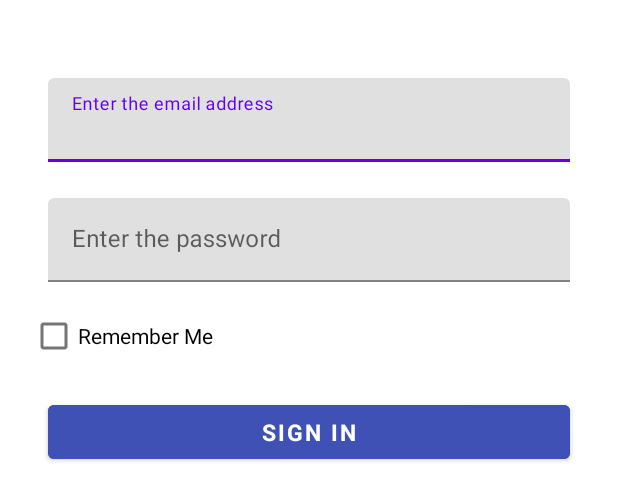
After one commit to ArbeenaKhanum/CovidTrackerApp, an Android app: the layout activity_log_in.xml on its own in the app's theme, with its tools: preview values and no code run, on a phone screen of 412 x 824 dp. The commit adds this screen. Shown: the top 501 px of the screen. Run offline under Robolectric (Android 15) with nearby library versions, the phone set to English and light mode, and no system bars.

Commit message:
Login activity using shared preferences added

```diff
--- a/CovidTracker/app/src/main/res/layout/activity_exit.xml
+++ b/CovidTracker/app/src/main/res/layout/activity_exit.xml
@@ -4,6 +4,7 @@
     xmlns:tools="http://schemas.android.com/tools"
     android:layout_width="match_parent"
     android:layout_height="match_parent"
+    android:background="#B2E8EF"
     android:gravity="center"
     android:orientation="vertical"
     tools:context=".activities.ExitActivity">
--- /dev/null
+++ b/CovidTracker/app/src/main/res/layout/activity_log_in.xml
@@ -0,0 +1,91 @@
+<LinearLayout xmlns:android="http://schemas.android.com/apk/res/android"
+    xmlns:tools="http://schemas.android.com/tools"
+    android:layout_width="match_parent"
+    android:layout_height="match_parent"
+    android:gravity="center"
+    android:orientation="vertical"
+    tools:context=".activities.LogInActivity">
+
+    <ProgressBar
+        android:id="@+id/login_progress"
+        style="?android:attr/progressBarStyleLarge"
+        android:layout_width="wrap_content"
+        android:layout_height="wrap_content"
+        android:layout_marginBottom="8dp"
+        android:visibility="gone" />
+
+    <ScrollView
+        android:id="@+id/login_form"
+        android:layout_width="match_parent"
+        android:layout_height="match_parent">
+
+        <LinearLayout
+            android:id="@+id/email_login_form"
+            android:layout_width="match_parent"
+            android:layout_height="wrap_content"
+            android:layout_marginStart="20dp"
+            android:layout_marginTop="40dp"
+            android:layout_marginEnd="20dp"
+            android:orientation="vertical">
+
+            <com.google.android.material.textfield.TextInputLayout
+                android:layout_width="match_parent"
+                android:layout_height="wrap_content"
+                android:layout_margin="12dp">
+
+                <EditText
+                    android:id="@+id/tvEmail"
+                    android:layout_width="match_parent"
+                    android:layout_height="wrap_content"
+                    android:hint="Enter the email address"
+                    android:inputType="textEmailAddress"
+                    android:maxLines="1"
+                    android:singleLine="true" />
+
+            </com.google.android.material.textfield.TextInputLayout>
+
+            <com.google.android.material.textfield.TextInputLayout
+                android:layout_width="match_parent"
+                android:layout_height="wrap_content"
+                android:layout_margin="12dp"
+                android:id="@+id/passwordView">
+
+                <EditText
+                    android:id="@+id/password"
+                    android:layout_width="match_parent"
+                    android:layout_height="wrap_content"
+                    android:hint="Enter the password"
+                    android:imeActionId="@android:integer/status_bar_notification_info_maxnum"
+                    android:imeActionLabel="Invalid password"
+                    android:imeOptions="actionUnspecified"
+                    android:inputType="textPassword"
+                    android:maxLines="1"
+                    android:singleLine="true" />
+
+
+            </com.google.android.material.textfield.TextInputLayout>
+
+            <CheckBox
+                android:id="@+id/checkBoxRememberMe"
+                android:layout_width="match_parent"
+                android:layout_height="wrap_content"
+                android:text="Remember Me" />
+
+            <Button
+                android:id="@+id/email_sign_in_button"
+                style="?android:textAppearanceSmall"
+                android:layout_width="match_parent"
+                android:layout_height="wrap_content"
+                android:layout_marginStart="12dp"
+                android:layout_marginTop="16dp"
+                android:layout_marginEnd="12dp"
+                android:backgroundTint="#3F51B5"
+                android:text="Sign in"
+                android:textAlignment="center"
+                android:textColor="@color/white"
+                android:textSize="15sp"
+                android:textStyle="bold" />
+
+        </LinearLayout>
+    </ScrollView>
+</LinearLayout>
```
Also changed, not shown: CovidTracker/app/src/main/java/com/example/covidtracker/activities/LogInActivity.kt (added, +90 -0 lines), CovidTracker/app/src/main/java/com/example/covidtracker/sharedpreferences/LoginManager.kt (added, +28 -0 lines).
